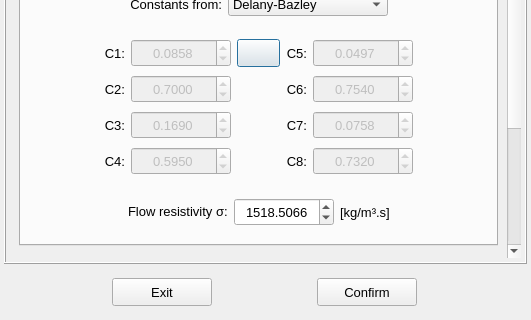
First picture: the form in vibra/interface/data/ui_files/model/acoustic/dissipation_models/porous_material_model_inputs.ui, repository MOPT-UFSC/VIBRA, before the edit; both pictures show x 0 to 531 and y 169 to 489 of the 531 by 489 pixel window.
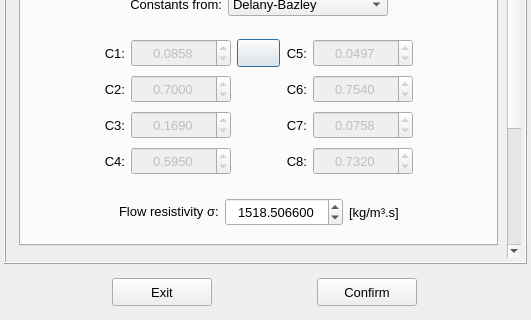
Second picture: the form after the edit. Icons and pictures are not drawn.

Commit message: Update the porous material UI files

What changed in the file:
```diff
--- a/vibra/interface/data/ui_files/model/acoustic/dissipation_models/porous_material_model_inputs.ui
+++ b/vibra/interface/data/ui_files/model/acoustic/dissipation_models/porous_material_model_inputs.ui
@@ -266,7 +266,7 @@
           <rect>
            <x>0</x>
            <y>0</y>
-           <width>494</width>
+           <width>499</width>
            <height>540</height>
           </rect>
          </property>
@@ -891,7 +891,7 @@
                    </property>
                    <property name="maximumSize">
                     <size>
-                     <width>100</width>
+                     <width>120</width>
                      <height>28</height>
                     </size>
                    </property>
@@ -899,7 +899,7 @@
                     <set>Qt::AlignmentFlag::AlignCenter</set>
                    </property>
                    <property name="decimals">
-                    <number>4</number>
+                    <number>6</number>
                    </property>
                    <property name="maximum">
                     <double>100000.000000000000000</double>
```
The commit also changes 2 other files.
